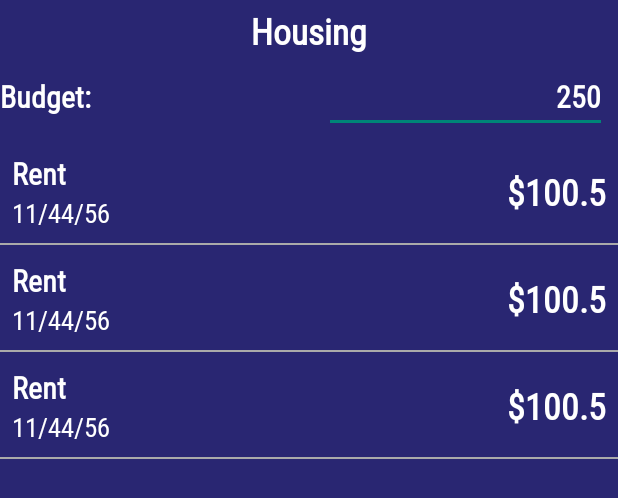
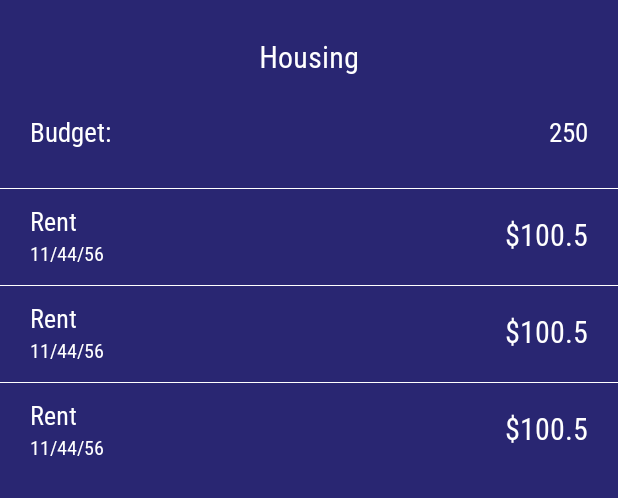
Before and after one commit to ifeadikanwa/Expen, an Android app: the layout activity_display_entries.xml on its own in the app's theme, with its tools: preview values and no code run, on a phone screen of 412 x 824 dp. Shown: the top 498 px of the screen. Run offline under Robolectric (Android 15) with nearby library versions, the phone set to English and light mode, and no system bars.

Commit message:
Refine more ui

```diff
--- /dev/null
+++ b/app/src/main/res/drawable/thin_white_borders.xml
@@ -0,0 +1,19 @@
+<?xml version="1.0" encoding="utf-8"?>
+<layer-list
+    xmlns:android="http://schemas.android.com/apk/res/android">
+    <item>
+        <shape
+            android:shape="rectangle" >
+            <solid
+                android:color="@android:color/white" />
+        </shape>
+    </item>
+    <item
+        android:top="1px">
+        <shape
+            android:shape="rectangle" >
+            <solid
+                android:color="@color/blue" />
+        </shape>
+    </item>
+</layer-list>
--- a/app/src/main/res/layout/activity_display_entries.xml
+++ b/app/src/main/res/layout/activity_display_entries.xml
@@ -12,8 +12,8 @@
         android:id="@+id/entries_category_name"
         android:layout_width="wrap_content"
         android:layout_height="wrap_content"
-        android:textStyle="bold"
-        android:textSize="24sp"
+        android:paddingTop="20dp"
+        android:textSize="20sp"
         android:layout_gravity="center"
         android:layout_margin="4dp"
         android:text="Housing"
@@ -23,6 +23,7 @@
         android:id="@+id/budgetlinearlayout"
         android:layout_width="match_parent"
         android:layout_height="wrap_content"
+        android:layout_marginTop="20dp"
         android:orientation="horizontal"
         android:layout_marginBottom="5dp">
 
@@ -30,27 +31,30 @@
             android:layout_width="wrap_content"
             android:layout_height="wrap_content"
             android:layout_weight="1"
+            android:padding="0dp"
             android:text="Budget: "
             android:textColor="@color/white"
-            android:textSize="20sp"
-            android:textStyle="bold"/>
+            android:layout_marginLeft="20dp"
+            android:textSize="18sp" />
 
         <EditText
             android:id="@+id/entries_budget"
             android:layout_width="wrap_content"
             android:layout_height="wrap_content"
             android:layout_weight="1"
+            android:background="@android:color/transparent"
             android:textColor="@color/white"
             android:text="250"
             android:inputType="numberDecimal"
-            android:layout_marginEnd="7dp"
+            android:padding="0dp"
+            android:layout_marginRight="20dp"
             android:gravity="end"
-            android:textSize="20sp"
-            android:textStyle="bold"/>
+            android:textSize="18sp"/>
     </LinearLayout>
 
     <androidx.recyclerview.widget.RecyclerView
         android:id="@+id/entries_recyclerview"
+        android:layout_marginTop="20dp"
         android:layout_width="match_parent"
         android:layout_height="match_parent"
         tools:listitem="@layout/entries_item_layout"/>
--- a/app/src/main/res/layout/entries_item_layout.xml
+++ b/app/src/main/res/layout/entries_item_layout.xml
@@ -11,7 +11,9 @@
         android:layout_width="match_parent"
         android:layout_height="wrap_content"
         android:orientation="horizontal"
-        android:padding="8dp">
+        android:paddingTop="10dp"
+        android:paddingBottom="10dp"
+        android:background="@drawable/thin_white_borders" >
 
         <LinearLayout
             android:layout_width="wrap_content"
@@ -23,31 +25,26 @@
                 android:id="@+id/entry_name"
                 android:layout_width="wrap_content"
                 android:layout_height="wrap_content"
+                android:layout_marginLeft="20dp"
                 android:text="Rent"
-                android:textSize="20sp"
-                android:textStyle="bold"/>
+                android:textSize="17sp"/>
             <TextView
                 android:id="@+id/display_entry_date"
                 android:layout_width="wrap_content"
                 android:layout_height="wrap_content"
+                android:layout_marginLeft="20dp"
                 android:text="11/44/56"
-                android:textSize="18sp"/>
+                android:textSize="13sp"/>
         </LinearLayout>
 
         <TextView
             android:id="@+id/display_entry_amount"
             android:layout_width="wrap_content"
             android:layout_height="wrap_content"
-            android:textSize="24sp"
-            android:textStyle="bold"
+            android:textSize="20sp"
             android:layout_gravity="center"
+            android:layout_marginRight="20dp"
             android:text="$100.5" />
 
     </LinearLayout>
-
-    <View
-        android:layout_width="match_parent"
-        android:layout_height="1dp"
-        android:background="@android:color/darker_gray"/>
-
 </LinearLayout>
--- a/app/src/main/res/layout/income_item_layout.xml
+++ b/app/src/main/res/layout/income_item_layout.xml
@@ -37,10 +37,8 @@
                     android:layout_marginLeft="10dp"
                     android:textSize="17dp"
                     app:layout_constraintTop_toTopOf="parent"
-                    app:layout_constraintHorizontal_chainStyle="spread_inside"
                     app:layout_constraintBottom_toBottomOf="parent"
                     app:layout_constraintLeft_toLeftOf="parent"
-                    app:layout_constraintRight_toLeftOf="@id/inc_amount_txt"
                     android:text="House" />
 
                 <TextView
@@ -48,9 +46,9 @@
                     android:layout_width="wrap_content"
                     android:layout_height="wrap_content"
                     app:layout_constraintTop_toTopOf="parent"
+                    app:layout_constraintRight_toLeftOf="@id/percentage_txt"
+                    android:layout_marginRight="40dp"
                     app:layout_constraintBottom_toBottomOf="parent"
-                    app:layout_constraintLeft_toRightOf="@id/inc_category_txt"
-                    app:layout_constraintRight_toLeftOf="@id/percentage_txt"
                     android:textSize="12sp"
                     android:text="House" />
 
@@ -59,9 +57,9 @@
                     android:layout_width="wrap_content"
                     android:layout_height="wrap_content"
                     app:layout_constraintTop_toTopOf="parent"
+                    android:layout_marginLeft="20dp"
                     app:layout_constraintBottom_toBottomOf="parent"
                     android:layout_marginRight="20dp"
-                    app:layout_constraintLeft_toRightOf="@id/inc_amount_txt"
                     app:layout_constraintRight_toRightOf="parent"
                     android:text="House" />
 
```
